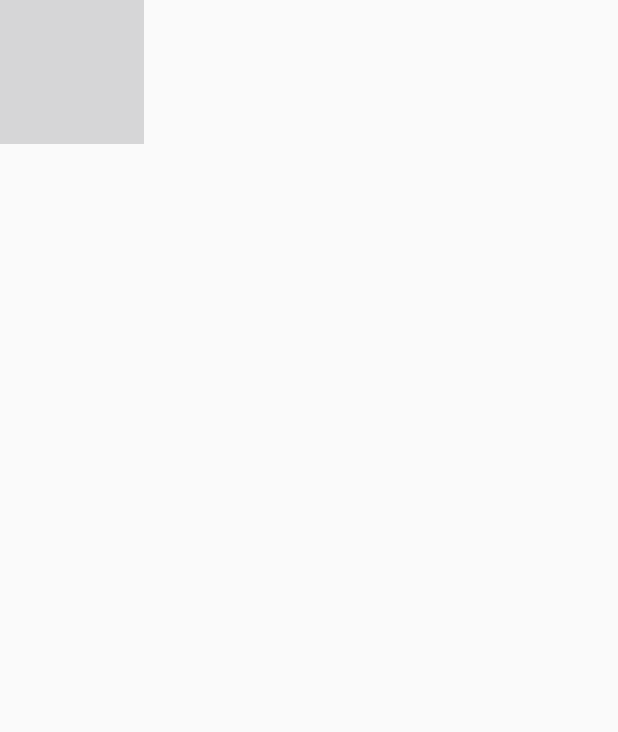
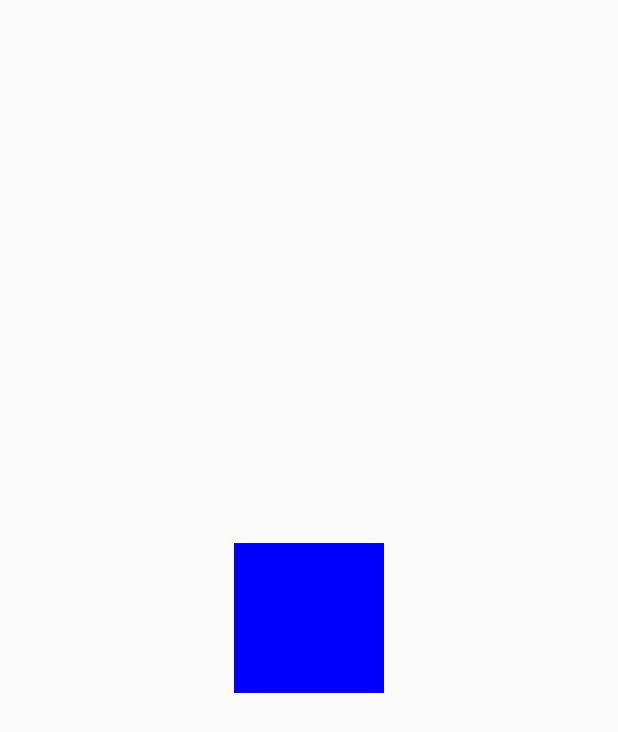
Before and after one commit to emptisqzie/GestureDemo, an Android app built with Jetpack Compose: the screen it shows after launch (MainActivity), on a phone screen of 412 x 824 dp. Shown: the top 732 px of the screen. Run offline under Robolectric (Android 15) with nearby library versions, the phone set to English and light mode, and no system bars.

Commit message:
Обнаружение жестов сжатия

```diff
--- a/app/src/main/java/com/example/gesturedemo/MainActivity.kt
+++ b/app/src/main/java/com/example/gesturedemo/MainActivity.kt
@@ -44,6 +44,9 @@ import androidx.compose.foundation.horizontalScroll
 import androidx.compose.ui.graphics.ImageBitmap
 import androidx.compose.ui.res.imageResource
 import androidx.compose.ui.geometry.Offset
+import androidx.compose.foundation.gestures.rememberTransformableState
+import androidx.compose.foundation.gestures.transformable
+import androidx.compose.ui.graphics.graphicsLayer
 
 
 class MainActivity : ComponentActivity() {
@@ -60,7 +63,34 @@ class MainActivity : ComponentActivity() {
 
 @Composable
 fun MainScreen(modifier: Modifier = Modifier) {
-    ScrollModifiers(modifier)
+    MultiTouchDemo(modifier)
+}
+
+
+@Composable
+fun MultiTouchDemo(modifier: Modifier = Modifier) {
+    var scale by remember { mutableFloatStateOf(1f) }
+
+    val state = rememberTransformableState {
+            scaleChange, offsetChange, rotationChange ->
+        scale *= scaleChange
+    }
+
+    Box(
+        contentAlignment = Alignment.Center,
+        modifier = modifier.fillMaxSize()
+    ) {
+        Box(
+            Modifier
+                .graphicsLayer(
+                    scaleX = scale,
+                    scaleY = scale
+                )
+                .transformable(state = state)
+                .background(Color.Blue)
+                .size(100.dp)
+        )
+    }
 }
 
 
```
Also changed, not shown: app/src/main/res/drawable/vacation.jpg (added).
